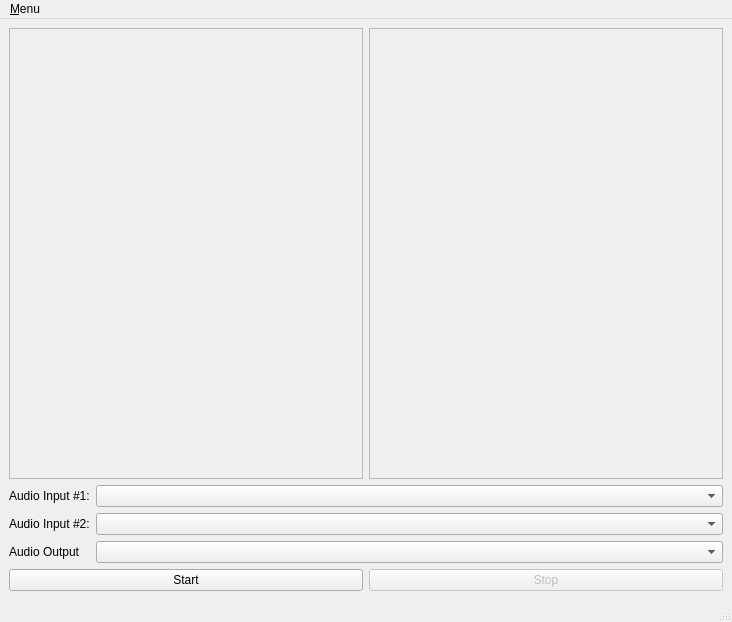
First picture: the form in qcMainWindow.ui, repository utkarshayachit/MClassroom, before the edit.
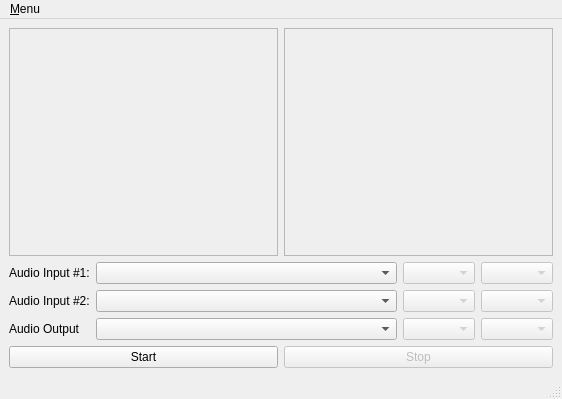
Second picture: the form after the edit.

Diff of the .ui file:
```diff
--- a/qcMainWindow.ui
+++ b/qcMainWindow.ui
@@ -6,8 +6,8 @@
    <rect>
     <x>0</x>
     <y>0</y>
-    <width>732</width>
-    <height>622</height>
+    <width>562</width>
+    <height>399</height>
    </rect>
   </property>
   <property name="windowTitle">
@@ -40,7 +40,21 @@
      </layout>
     </item>
     <item>
-     <layout class="QGridLayout" name="gridLayout" columnstretch="0,1">
+     <layout class="QGridLayout" name="gridLayout" columnstretch="0,1,0,0">
+      <item row="0" column="3">
+       <widget class="QComboBox" name="rateInput1">
+        <property name="enabled">
+         <bool>false</bool>
+        </property>
+       </widget>
+      </item>
+      <item row="2" column="3">
+       <widget class="QComboBox" name="rateOutput">
+        <property name="enabled">
+         <bool>false</bool>
+        </property>
+       </widget>
+      </item>
       <item row="0" column="0">
        <widget class="QLabel" name="label">
         <property name="text">
@@ -71,6 +85,34 @@
       <item row="2" column="1">
        <widget class="QComboBox" name="audioOutput"/>
       </item>
+      <item row="0" column="2">
+       <widget class="QComboBox" name="formatInput1">
+        <property name="enabled">
+         <bool>false</bool>
+        </property>
+       </widget>
+      </item>
+      <item row="1" column="3">
+       <widget class="QComboBox" name="rateInput2">
+        <property name="enabled">
+         <bool>false</bool>
+        </property>
+       </widget>
+      </item>
+      <item row="2" column="2">
+       <widget class="QComboBox" name="formatOutput">
+        <property name="enabled">
+         <bool>false</bool>
+        </property>
+       </widget>
+      </item>
+      <item row="1" column="2">
+       <widget class="QComboBox" name="formatInput2">
+        <property name="enabled">
+         <bool>false</bool>
+        </property>
+       </widget>
+      </item>
      </layout>
     </item>
     <item>
@@ -101,7 +143,7 @@
     <rect>
      <x>0</x>
      <y>0</y>
-     <width>732</width>
+     <width>562</width>
      <height>22</height>
     </rect>
    </property>
```
